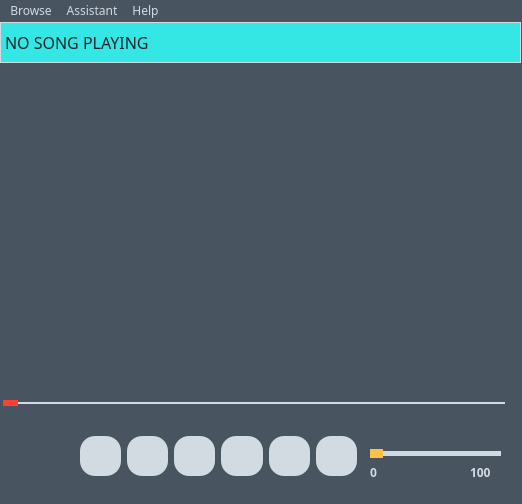
kamvegwij/WindowsMediaPlayer, file mainwindow.ui: the form before one commit.
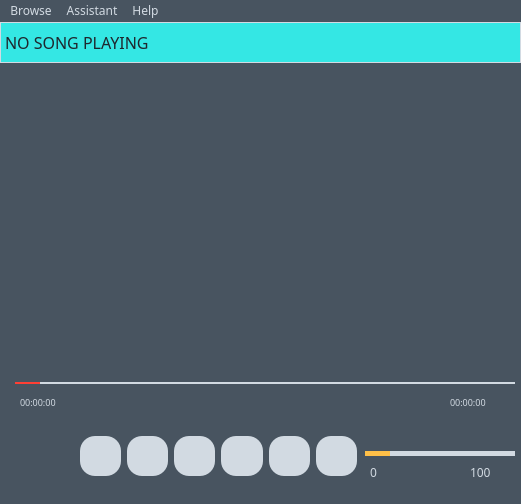
The form after the commit.

What changed in the file:
```diff
--- a/mainwindow.ui
+++ b/mainwindow.ui
@@ -6,7 +6,7 @@
    <rect>
     <x>0</x>
     <y>0</y>
-    <width>522</width>
+    <width>521</width>
     <height>504</height>
    </rect>
   </property>
@@ -50,9 +50,9 @@
    <widget class="QSlider" name="volume_slider">
     <property name="geometry">
      <rect>
-      <x>370</x>
+      <x>360</x>
       <y>420</y>
-      <width>131</width>
+      <width>161</width>
       <height>22</height>
      </rect>
     </property>
@@ -66,7 +66,6 @@
 QSlider::handle:horizontal{
 	height: 25px;
 	width: 25px;
-	margin: -2px -2px;
 	border-radius: 10px;
 	background: #ffc048;
 }</string>
@@ -87,7 +86,7 @@
     <property name="font">
      <font>
       <family>MS Reference Sans Serif</family>
-      <bold>true</bold>
+      <bold>false</bold>
      </font>
     </property>
     <property name="styleSheet">
@@ -109,7 +108,7 @@
     <property name="font">
      <font>
       <family>MS Reference Sans Serif</family>
-      <bold>true</bold>
+      <bold>false</bold>
      </font>
     </property>
     <property name="styleSheet">
@@ -122,8 +121,8 @@
    <widget class="QSlider" name="song_progress_slider">
     <property name="geometry">
      <rect>
-      <x>0</x>
-      <y>370</y>
+      <x>10</x>
+      <y>350</y>
       <width>511</width>
       <height>22</height>
      </rect>
@@ -136,9 +135,8 @@
 	background: #d2dae2;
 }
 QSlider::handle:horizontal{
-	height: 15px;
-	width: 15px;
-	margin: -2px -2px;
+	height: 25px;
+	width: 25px;
 	border-radius: 10px;
 	background: #ff3f34;
 }</string>
@@ -147,7 +145,7 @@
      <enum>Qt::Horizontal</enum>
     </property>
    </widget>
-   <widget class="QWidget" name="">
+   <widget class="QWidget" name="layoutWidget">
     <property name="geometry">
      <rect>
       <x>80</x>
@@ -157,26 +155,6 @@
      </rect>
     </property>
     <layout class="QHBoxLayout" name="audio_button_layout">
-     <item>
-      <widget class="QPushButton" name="mute_button">
-       <property name="font">
-        <font>
-         <pointsize>20</pointsize>
-         <bold>true</bold>
-        </font>
-       </property>
-       <property name="styleSheet">
-        <string notr="true">background-color: #d2dae2;
-border-radius: 15px;
-color: white;
-width: 40px;
-height: 40px;</string>
-       </property>
-       <property name="text">
-        <string/>
-       </property>
-      </widget>
-     </item>
      <item>
       <widget class="QPushButton" name="repeat_button">
        <property name="font">
@@ -186,11 +164,18 @@
         </font>
        </property>
        <property name="styleSheet">
-        <string notr="true">background-color: #d2dae2;
+        <string notr="true">QPushButton
+{
+background-color: #d2dae2;
 border-radius: 15px;
 color: white;
 width: 40px;
-height: 40px;</string>
+height: 40px;
+}
+QPushButton:Hover
+{
+	background-color: #34e7e4;
+}</string>
        </property>
        <property name="text">
         <string/>
@@ -206,11 +191,18 @@
         </font>
        </property>
        <property name="styleSheet">
-        <string notr="true">background-color: #d2dae2;
+        <string notr="true">QPushButton
+{
+background-color: #d2dae2;
 border-radius: 15px;
 color: white;
 width: 40px;
-height: 40px;</string>
+height: 40px;
+}
+QPushButton:Hover
+{
+	background-color: #34e7e4;
+}</string>
        </property>
        <property name="text">
         <string/>
@@ -226,11 +218,18 @@
         </font>
        </property>
        <property name="styleSheet">
-        <string notr="true">background-color: #d2dae2;
+        <string notr="true">QPushButton
+{
+background-color: #d2dae2;
 border-radius: 15px;
 color: white;
 width: 40px;
-height: 40px;</string>
+height: 40px;
+}
+QPushButton:Hover
+{
+	background-color: #34e7e4;
+}</string>
        </property>
        <property name="text">
         <string/>
@@ -246,11 +245,18 @@
         </font>
        </property>
        <property name="styleSheet">
-        <string notr="true">background-color: #d2dae2;
+        <string notr="true">QPushButton
+{
+background-color: #d2dae2;
 border-radius: 15px;
 color: white;
 width: 40px;
-height: 40px;</string>
+height: 40px;
+}
+QPushButton:Hover
+{
+	background-color: #34e7e4;
+}</string>
        </property>
        <property name="text">
         <string/>
@@ -266,11 +272,45 @@
         </font>
        </property>
        <property name="styleSheet">
-        <string notr="true">background-color: #d2dae2;
+        <string notr="true">QPushButton
+{
+background-color: #d2dae2;
 border-radius: 15px;
 color: white;
 width: 40px;
-height: 40px;</string>
+height: 40px;
+}
+QPushButton:Hover
+{
+	background-color: #34e7e4;
+}</string>
+       </property>
+       <property name="text">
+        <string/>
+       </property>
+      </widget>
+     </item>
+     <item>
+      <widget class="QPushButton" name="mute_button">
+       <property name="font">
+        <font>
+         <pointsize>20</pointsize>
+         <bold>true</bold>
+        </font>
+       </property>
+       <property name="styleSheet">
+        <string notr="true">QPushButton
+{
+background-color: #d2dae2;
+border-radius: 15px;
+color: white;
+width: 40px;
+height: 40px;
+}
+QPushButton:Hover
+{
+	background-color: #34e7e4;
+}</string>
        </property>
        <property name="text">
         <string/>
@@ -279,13 +319,59 @@
      </item>
     </layout>
    </widget>
+   <widget class="QLabel" name="song_start_time_label">
+    <property name="geometry">
+     <rect>
+      <x>20</x>
+      <y>370</y>
+      <width>61</width>
+      <height>20</height>
+     </rect>
+    </property>
+    <property name="font">
+     <font>
+      <family>MS Reference Sans Serif</family>
+      <pointsize>7</pointsize>
+      <bold>false</bold>
+     </font>
+    </property>
+    <property name="styleSheet">
+     <string notr="true">color: #d2dae2;</string>
+    </property>
+    <property name="text">
+     <string>00:00:00</string>
+    </property>
+   </widget>
+   <widget class="QLabel" name="song_end_time_label">
+    <property name="geometry">
+     <rect>
+      <x>450</x>
+      <y>370</y>
+      <width>61</width>
+      <height>20</height>
+     </rect>
+    </property>
+    <property name="font">
+     <font>
+      <family>MS Reference Sans Serif</family>
+      <pointsize>7</pointsize>
+      <bold>false</bold>
+     </font>
+    </property>
+    <property name="styleSheet">
+     <string notr="true">color: #d2dae2;</string>
+    </property>
+    <property name="text">
+     <string>00:00:00</string>
+    </property>
+   </widget>
   </widget>
   <widget class="QMenuBar" name="menubar">
    <property name="geometry">
     <rect>
      <x>0</x>
      <y>0</y>
-     <width>522</width>
+     <width>521</width>
      <height>24</height>
     </rect>
    </property>
```
